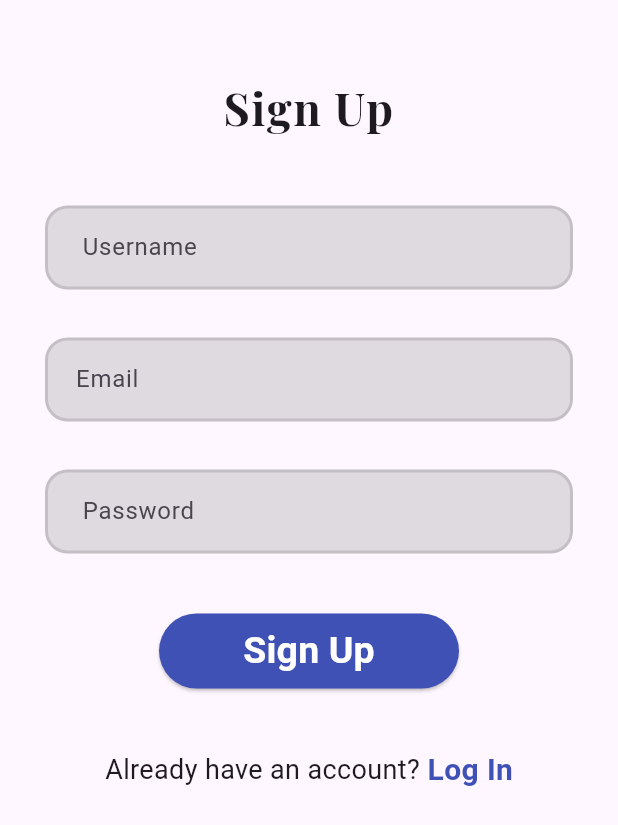
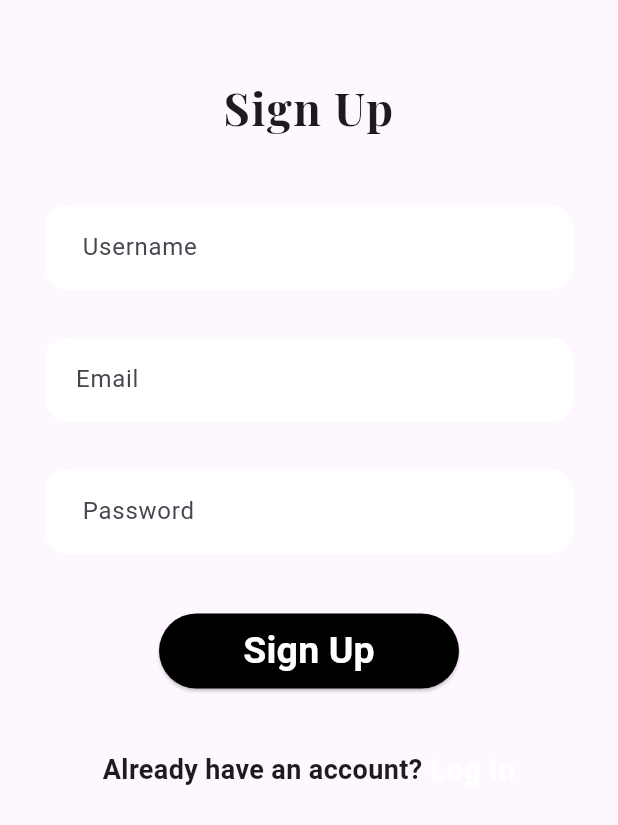
Before and after one commit to marziamerin/WellBeing-App, a Flutter app: the SignUp screen opened directly, on a phone screen of 412 x 824 dp. Shown: the top 825 px of the screen. Run offline on Flutter 3.47's test engine with Material 3 defaults, Android fonts, the light colour scheme and no system bars; our stand-ins replace firebase_auth, firebase_core, smooth_page_indicator; missing offline and left inert: gradients; accounts and stored records are empty.

Commit message:
now it looks cool

```diff
--- a/lib/authenticate/sign up.dart
+++ b/lib/authenticate/sign up.dart
@@ -53,15 +53,15 @@ class _SignUpState extends State<SignUp> {
                     TextFormField(
                       decoration: InputDecoration(
                           hintText: '  Username',
-                          fillColor: Colors.black12 ,
+                          fillColor: Colors.white ,
                           filled: true ,
                           enabledBorder: OutlineInputBorder(
                             borderRadius: BorderRadius.all(Radius.circular(15.0)),
-                            borderSide: BorderSide(color: Colors.black12, width: 2.0),
+                            borderSide: BorderSide(color: Colors.white, width: 2.0),
                           ),
                           focusedBorder: OutlineInputBorder(
                             borderRadius: BorderRadius.all(Radius.circular(15.0)),
-                            borderSide: BorderSide(color: Colors.indigo, width: 2.0),
+                            borderSide: BorderSide(color: Colors.pink, width: 2.0),
                           )
                       ),
                       onChanged: (val) {
@@ -76,15 +76,15 @@ class _SignUpState extends State<SignUp> {
                     TextFormField(
                       decoration: InputDecoration(
                           hintText: ' Email',
-                          fillColor: Colors.black12 ,
+                          fillColor: Colors.white ,
                           filled: true ,
                           enabledBorder: OutlineInputBorder(
                             borderRadius: BorderRadius.all(Radius.circular(15.0)),
-                            borderSide: BorderSide(color: Colors.black12, width: 2.0),
+                            borderSide: BorderSide(color: Colors.white, width: 2.0),
                           ),
                           focusedBorder: OutlineInputBorder(
                             borderRadius: BorderRadius.all(Radius.circular(15.0)),
-                            borderSide: BorderSide(color: Colors.indigo, width: 2.0),
+                            borderSide: BorderSide(color: Colors.pink, width: 2.0),
                           )
                       ),
                       onChanged: (val) {
@@ -100,15 +100,15 @@ class _SignUpState extends State<SignUp> {
                     TextFormField(
                       decoration: InputDecoration(
                         hintText: '  Password',
-                        fillColor: Colors.black12 ,
+                        fillColor: Colors.white,
                         filled: true ,
                         enabledBorder: OutlineInputBorder(
                           borderRadius: BorderRadius.all(Radius.circular(15.0)),
-                          borderSide: BorderSide(color: Colors.black12, width: 2.0),
+                          borderSide: BorderSide(color: Colors.white, width: 2.0),
                         ),
                         focusedBorder: OutlineInputBorder(
                           borderRadius: BorderRadius.all(Radius.circular(15.0)),
-                          borderSide: BorderSide(color: Colors.indigo, width: 2.0),
+                          borderSide: BorderSide(color: Colors.pink, width: 2.0),
                         ),
                       ),
                       obscureText: true,
@@ -130,7 +130,7 @@ class _SignUpState extends State<SignUp> {
                           fontWeight: FontWeight.bold,
                         ),),
                       style: ElevatedButton.styleFrom(
-                        backgroundColor: Colors.indigo[500],
+                        backgroundColor: Colors.black,
                         fixedSize: const Size(200, 50) ,
                         animationDuration: const Duration(milliseconds: 1),
                         shape: RoundedRectangleBorder(borderRadius: BorderRadius.circular(30)),
@@ -143,7 +143,7 @@ class _SignUpState extends State<SignUp> {
                       children: [
                         Text("Already have an account?",
                           style: TextStyle(
-                            fontSize: 18,
+                            fontSize: 18, fontWeight: FontWeight.bold ,
                           ),),
                         SizedBox( width: 5,),
                         GestureDetector(
@@ -152,7 +152,7 @@ class _SignUpState extends State<SignUp> {
                           },
                           child: Text('Log In',
                             style: TextStyle(
-                              color: Colors.indigo[500],
+                              color: Colors.white,
                               fontWeight: FontWeight.bold,
                               fontSize: 20,
                             ),),
```
